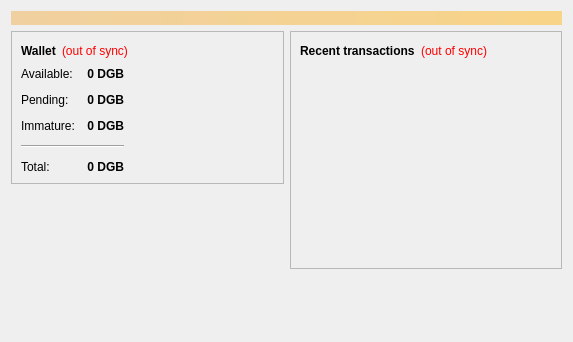
Above: src/qt/forms/overviewpage.ui from bryceweiner/nautiluscoin before the change. Below: the same form after it.
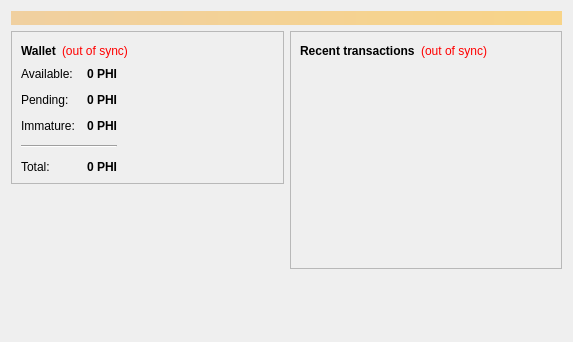
That is the form after the change.

The edit to the form file:
```diff
--- a/src/qt/forms/overviewpage.ui
+++ b/src/qt/forms/overviewpage.ui
@@ -124,7 +124,7 @@
                <string>Your current spendable balance</string>
               </property>
               <property name="text">
-               <string notr="true">0 DGB</string>
+               <string notr="true">0 PHI</string>
               </property>
               <property name="alignment">
                <set>Qt::AlignRight|Qt::AlignTrailing|Qt::AlignVCenter</set>
@@ -156,7 +156,7 @@
                <string>Total of transactions that have yet to be confirmed, and do not yet count toward the spendable balance</string>
               </property>
               <property name="text">
-               <string notr="true">0 DGB</string>
+               <string notr="true">0 PHI</string>
               </property>
               <property name="alignment">
                <set>Qt::AlignRight|Qt::AlignTrailing|Qt::AlignVCenter</set>
@@ -185,7 +185,7 @@
                <string>Mined balance that has not yet matured</string>
               </property>
               <property name="text">
-               <string notr="true">0 DGB</string>
+               <string notr="true">0 PHI</string>
               </property>
               <property name="alignment">
                <set>Qt::AlignRight|Qt::AlignTrailing|Qt::AlignVCenter</set>
@@ -217,7 +217,7 @@
                <string>Your current total balance</string>
               </property>
               <property name="text">
-               <string notr="true">0 DGB</string>
+               <string notr="true">0 PHI</string>
               </property>
               <property name="alignment">
                <set>Qt::AlignRight|Qt::AlignTrailing|Qt::AlignVCenter</set>
```
Left out of the diff: 4 changed lines with no effect on the pictures.
